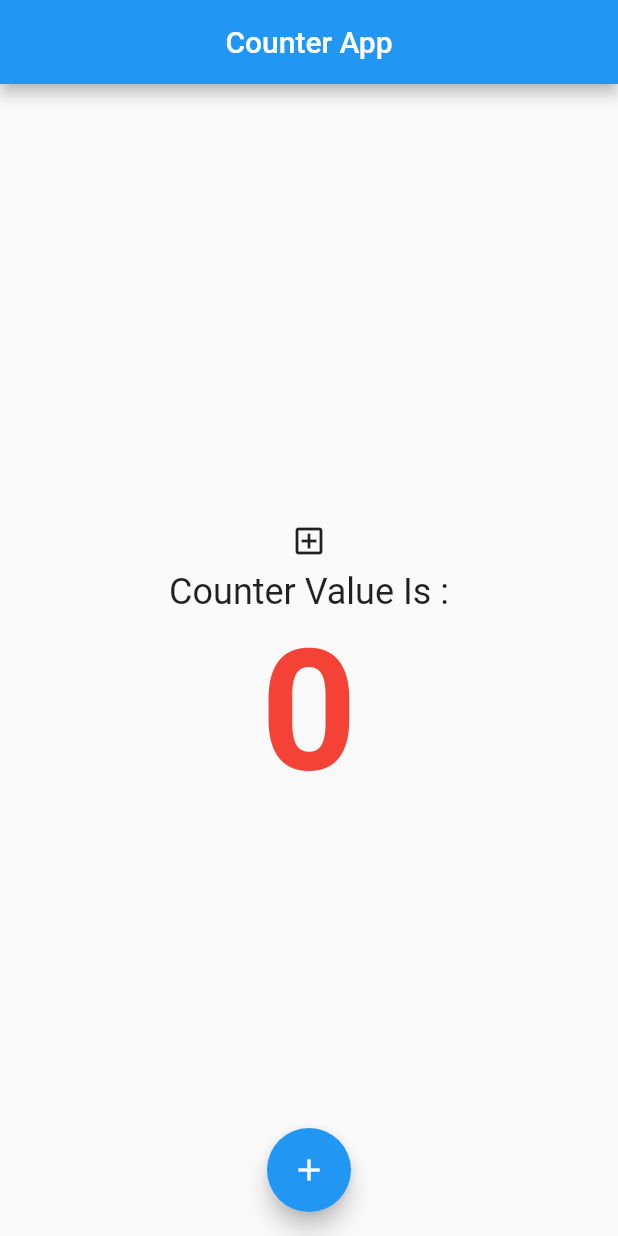
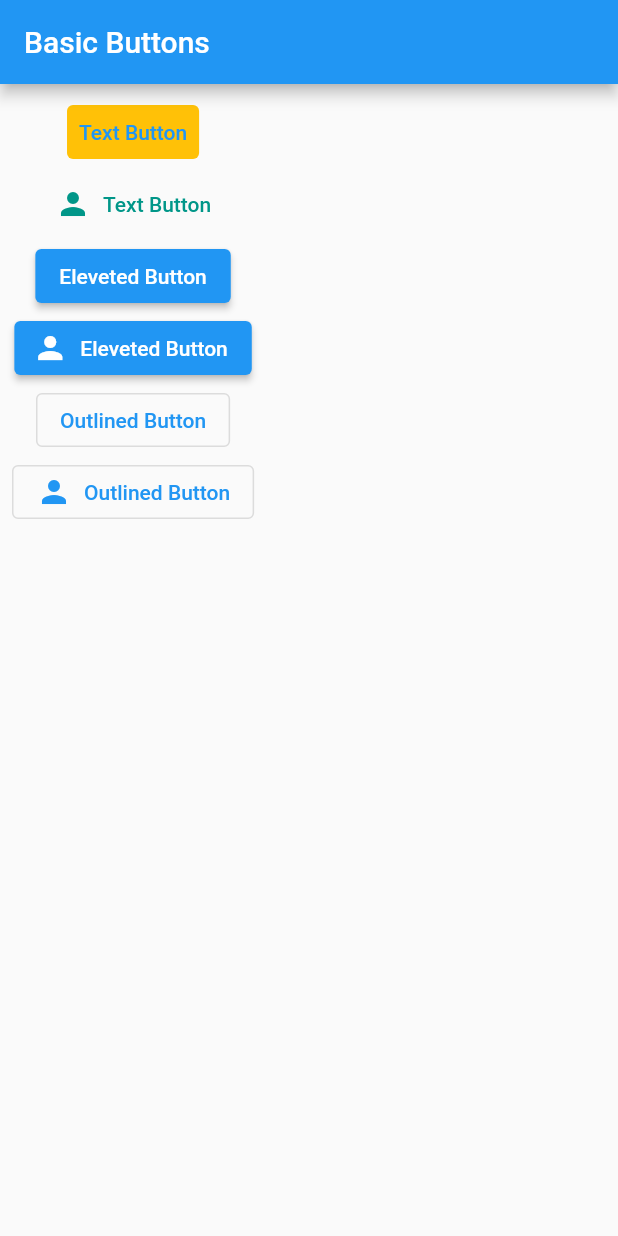
Before and after one commit to mohammadreza-jamali/flutterLearningFundementals, a Flutter app: the screen it shows after launch, on a phone screen of 412 x 824 dp. Run offline on Flutter 3.47's test engine with Material 2 defaults, Android fonts, the phone set to English and light mode, and no system bars.

Commit message:
feat:assets images feat: fadeInImage feat:buttons

```diff
--- /dev/null
+++ b/lib/basic_buttons.dart
@@ -0,0 +1,44 @@
+import 'package:flutter/material.dart';
+
+class BasicButtons extends StatelessWidget {
+  const BasicButtons({super.key});
+
+  @override
+  Widget build(BuildContext context) {
+    return Scaffold(
+      appBar: AppBar(title: Text("Basic Buttons")),
+      body: Padding(
+        padding: const EdgeInsets.all(8.0),
+        child: Column(
+          children: [
+              TextButton(onPressed: (){} , child: Text("Text Button"),
+               onLongPress: () {
+                  print("text button");
+                },
+                style: ButtonStyle(backgroundColor: MaterialStateProperty.all(Colors.amber) ),
+              ),
+               TextButton.icon(onPressed: (){}, icon: Icon(Icons.person), label: Text("Text Button"),
+                style: TextButton.styleFrom(
+                  foregroundColor: Colors.teal
+                ),
+               ),
+               ElevatedButton(onPressed: (){}, child: Text("Eleveted Button"),
+                style: ButtonStyle(backgroundColor: MaterialStateProperty.resolveWith((states){
+                  if(states.contains(MaterialState.pressed))
+                   return Colors.purple;
+
+                   if (states.contains(MaterialState.hovered))
+                  return Colors.orange;
+
+                   return null;
+                } )),
+               ),
+               ElevatedButton.icon(onPressed: (){}, icon: Icon(Icons.person), label: Text("Eleveted Button")),
+               OutlinedButton(onPressed: () {}, child: Text("Outlined Button")),
+               OutlinedButton.icon(onPressed: (){}, icon: Icon(Icons.person), label: Text("Outlined Button")),
+          ],
+        ),
+      ),
+    );
+  }
+}
--- a/lib/main.dart
+++ b/lib/main.dart
@@ -1,4 +1,7 @@
 import 'package:flutter/material.dart';
+import 'package:flutter_application_1/basic_buttons.dart';
+import 'package:flutter_application_1/image.dart';
+import 'package:flutter_application_1/mycounter.dart';
 
 void main() {
   print("Main method called");
@@ -13,9 +16,12 @@ class MyWidget extends StatelessWidget {
       title: "MyCounter",
         theme: ThemeData(
           primarySwatch: Colors.blue,
-            textTheme: TextTheme(headline1: TextStyle(color:Colors.red,fontWeight: FontWeight.bold))
+            textTheme: TextTheme(headline1: TextStyle(color:Colors.red,fontWeight: FontWeight.bold)),
+          textButtonTheme: TextButtonThemeData(style: TextButton.styleFrom(
+
+          ))
           ),
-        home: MyHomePage());
+        home: BasicButtons());
   }
 
 /*
@@ -279,67 +285,3 @@ class MyWidget extends StatelessWidget {
   }
   */
 }
-
-class MyHomePage extends StatefulWidget {
-  const MyHomePage({super.key});
-
-  @override
-  State<MyHomePage> createState() => _MyHomePageState();
-}
-
-class _MyHomePageState extends State<MyHomePage> {
-   int _counter = 0;
-
-  @override
-  Widget build(BuildContext context) {
-    print("MyHomePage build method called");
-    return Scaffold(
-      appBar: AppBar(
-        title: Text("Counter App"),
-        centerTitle: true,
-      ),
-      floatingActionButton: FloatingActionButton(
-        onPressed: () {
-          _increase();
-          print("floating action button clicked and counter value is $_counter");
-        },
-        child: Icon(Icons.add),
-      ),
-      floatingActionButtonLocation: FloatingActionButtonLocation.centerFloat,
-      body: Container(
-        child: Center(
-            child: Column(
-              mainAxisSize: MainAxisSize.min,
-          children: [
-            MyCounterIcon(),
-            Text(
-              "Counter Value Is :",
-              style: TextStyle(fontSize: 24),
-            ),
-            Text(_counter.toString(), style:Theme.of(context).textTheme.headline1)
-          ],
-        )),
-      ),
-    );
-  }
-
-  void _increase() {
-    setState(() {
-      _counter++;
-    });
-  }
-}
-class MyCounterIcon extends StatefulWidget {
-  const MyCounterIcon({super.key});
-
-  @override
-  State<MyCounterIcon> createState() => _MyCounterIconState();
-}
-
-class _MyCounterIconState extends State<MyCounterIcon> {
-  @override
-  Widget build(BuildContext context) {
-    return Padding(padding: EdgeInsets.all(8),
-    child: Icon(Icons.add_box_outlined),);
-  }
-}
--- a/pubspec.yaml
+++ b/pubspec.yaml
@@ -60,9 +60,8 @@ flutter:
   uses-material-design: true
 
   # To add assets to your application, add an assets section, like this:
-  # assets:
-  #   - images/a_dot_burr.jpeg
-  #   - images/a_dot_ham.jpeg
+  assets:
+    - assets/images/
 
   # An image asset can refer to one or more resolution-specific "variants", see
   # https://flutter.dev/assets-and-images/#resolution-aware
```
Also changed, not shown: lib/image.dart (added, +50 -0 lines), lib/mycounter.dart (added, +70 -0 lines), assets/images/island.jpg (added), assets/images/loading.gif (added).
